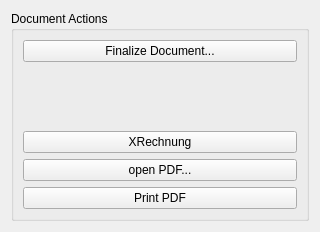
The window that src/documentactions.ui (dragotin/kraft) describes before a commit, drawn with Qt 5.
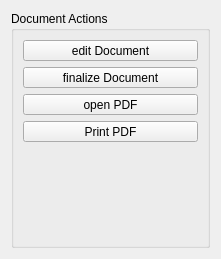
The same window after the commit.

Patch:
```diff
--- a/src/documentactions.ui
+++ b/src/documentactions.ui
@@ -6,8 +6,8 @@
    <rect>
     <x>0</x>
     <y>0</y>
-    <width>320</width>
-    <height>232</height>
+    <width>221</width>
+    <height>259</height>
    </rect>
   </property>
   <property name="windowTitle">
@@ -21,13 +21,70 @@
      </property>
      <layout class="QGridLayout" name="gridLayout">
       <item row="0" column="0">
-       <widget class="QPushButton" name="pbFinDoc">
+       <widget class="QToolButton" name="_tbEdit">
+        <property name="sizePolicy">
+         <sizepolicy hsizetype="Preferred" vsizetype="Fixed">
+          <horstretch>0</horstretch>
+          <verstretch>0</verstretch>
+         </sizepolicy>
+        </property>
         <property name="text">
-         <string>Finalize Document...</string>
+         <string>edit Document</string>
+        </property>
+        <property name="toolButtonStyle">
+         <enum>Qt::ToolButtonTextBesideIcon</enum>
         </property>
        </widget>
       </item>
       <item row="1" column="0">
+       <widget class="QToolButton" name="_tbFinalize">
+        <property name="sizePolicy">
+         <sizepolicy hsizetype="Preferred" vsizetype="Fixed">
+          <horstretch>0</horstretch>
+          <verstretch>0</verstretch>
+         </sizepolicy>
+        </property>
+        <property name="text">
+         <string>finalize Document</string>
+        </property>
+        <property name="toolButtonStyle">
+         <enum>Qt::ToolButtonTextBesideIcon</enum>
+        </property>
+       </widget>
+      </item>
+      <item row="2" column="0">
+       <widget class="QToolButton" name="_tbOpenPDF">
+        <property name="sizePolicy">
+         <sizepolicy hsizetype="Preferred" vsizetype="Fixed">
+          <horstretch>0</horstretch>
+          <verstretch>0</verstretch>
+         </sizepolicy>
+        </property>
+        <property name="text">
+         <string>open PDF</string>
+        </property>
+        <property name="toolButtonStyle">
+         <enum>Qt::ToolButtonTextBesideIcon</enum>
+        </property>
+       </widget>
+      </item>
+      <item row="3" column="0">
+       <widget class="QToolButton" name="_tbPrintPDF">
+        <property name="sizePolicy">
+         <sizepolicy hsizetype="Preferred" vsizetype="Fixed">
+          <horstretch>0</horstretch>
+          <verstretch>0</verstretch>
+         </sizepolicy>
+        </property>
+        <property name="text">
+         <string>Print PDF</string>
+        </property>
+        <property name="toolButtonStyle">
+         <enum>Qt::ToolButtonTextBesideIcon</enum>
+        </property>
+       </widget>
+      </item>
+      <item row="4" column="0">
        <spacer name="verticalSpacer">
         <property name="orientation">
          <enum>Qt::Vertical</enum>
@@ -40,27 +97,6 @@
         </property>
        </spacer>
       </item>
-      <item row="2" column="0">
-       <widget class="QPushButton" name="pbXRechnung">
-        <property name="text">
-         <string>XRechnung</string>
-        </property>
-       </widget>
-      </item>
-      <item row="3" column="0">
-       <widget class="QPushButton" name="pbOpenPDF">
-        <property name="text">
-         <string>open PDF...</string>
-        </property>
-       </widget>
-      </item>
-      <item row="4" column="0">
-       <widget class="QPushButton" name="pbPrintDoc">
-        <property name="text">
-         <string>Print PDF</string>
-        </property>
-       </widget>
-      </item>
      </layout>
     </widget>
    </item>
```
